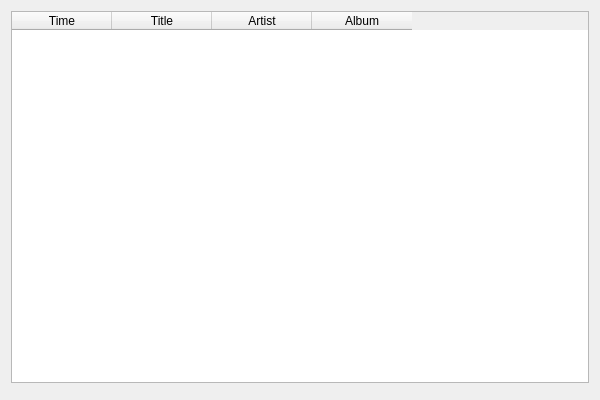
Before: the Qt Designer form Form/DialogLastPlays.ui in isuhao/TMediaPlayer, drawn with Qt 5.
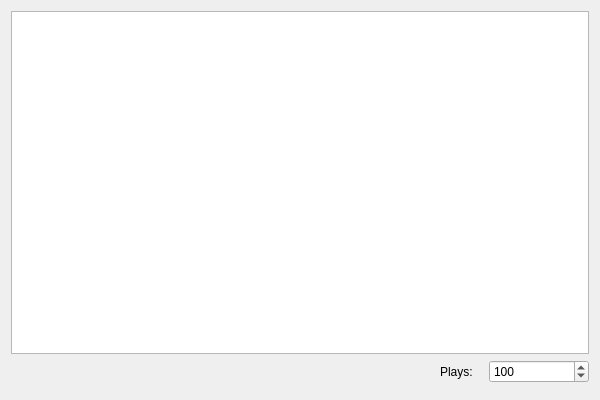
After: the same form once the commit is applied.

The edit to the form file:
```diff
--- a/Form/DialogLastPlays.ui
+++ b/Form/DialogLastPlays.ui
@@ -21,15 +21,24 @@
   </property>
   <layout class="QVBoxLayout" name="verticalLayout">
    <item>
-    <widget class="QTableWidget" name="table">
+    <widget class="QTableView" name="table">
      <property name="editTriggers">
       <set>QAbstractItemView::NoEditTriggers</set>
      </property>
      <property name="selectionBehavior">
       <enum>QAbstractItemView::SelectRows</enum>
      </property>
+     <property name="sortingEnabled">
+      <bool>true</bool>
+     </property>
      <attribute name="horizontalHeaderMinimumSectionSize">
-      <number>50</number>
+      <number>40</number>
+     </attribute>
+     <attribute name="horizontalHeaderShowSortIndicator" stdset="0">
+      <bool>true</bool>
+     </attribute>
+     <attribute name="horizontalHeaderStretchLastSection">
+      <bool>true</bool>
      </attribute>
      <attribute name="verticalHeaderVisible">
       <bool>false</bool>
@@ -37,28 +46,70 @@
      <attribute name="verticalHeaderDefaultSectionSize">
       <number>20</number>
      </attribute>
-     <column>
-      <property name="text">
-       <string>Time</string>
-      </property>
-     </column>
-     <column>
-      <property name="text">
-       <string>Title</string>
-      </property>
-     </column>
-     <column>
-      <property name="text">
-       <string>Artist</string>
-      </property>
-     </column>
-     <column>
-      <property name="text">
-       <string>Album</string>
-      </property>
-     </column>
+     <attribute name="verticalHeaderMinimumSectionSize">
+      <number>20</number>
+     </attribute>
     </widget>
    </item>
+   <item>
+    <layout class="QHBoxLayout" name="horizontalLayout">
+     <item>
+      <spacer name="horizontalSpacer">
+       <property name="orientation">
+        <enum>Qt::Horizontal</enum>
+       </property>
+       <property name="sizeHint" stdset="0">
+        <size>
+         <width>20</width>
+         <height>10</height>
+        </size>
+       </property>
+      </spacer>
+     </item>
+     <item>
+      <widget class="QLabel" name="lblMaxPlays">
+       <property name="text">
+        <string>Plays:</string>
+       </property>
+      </widget>
+     </item>
+     <item>
+      <spacer name="horizontalSpacer_2">
+       <property name="orientation">
+        <enum>Qt::Horizontal</enum>
+       </property>
+       <property name="sizeType">
+        <enum>QSizePolicy::Fixed</enum>
+       </property>
+       <property name="sizeHint" stdset="0">
+        <size>
+         <width>10</width>
+         <height>10</height>
+        </size>
+       </property>
+      </spacer>
+     </item>
+     <item>
+      <widget class="QSpinBox" name="editMaxPlays">
+       <property name="minimumSize">
+        <size>
+         <width>100</width>
+         <height>0</height>
+        </size>
+       </property>
+       <property name="minimum">
+        <number>1</number>
+       </property>
+       <property name="maximum">
+        <number>9999</number>
+       </property>
+       <property name="value">
+        <number>100</number>
+       </property>
+      </widget>
+     </item>
+    </layout>
+   </item>
    <item>
     <widget class="QDialogButtonBox" name="buttonBox">
      <property name="orientation">
```
